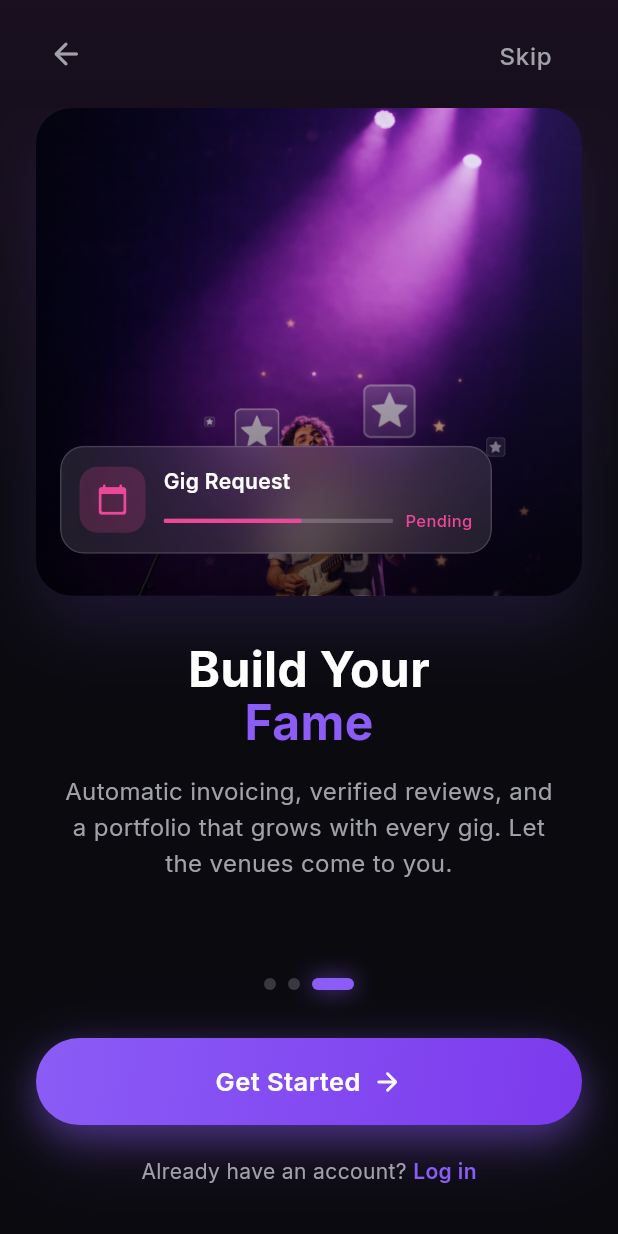
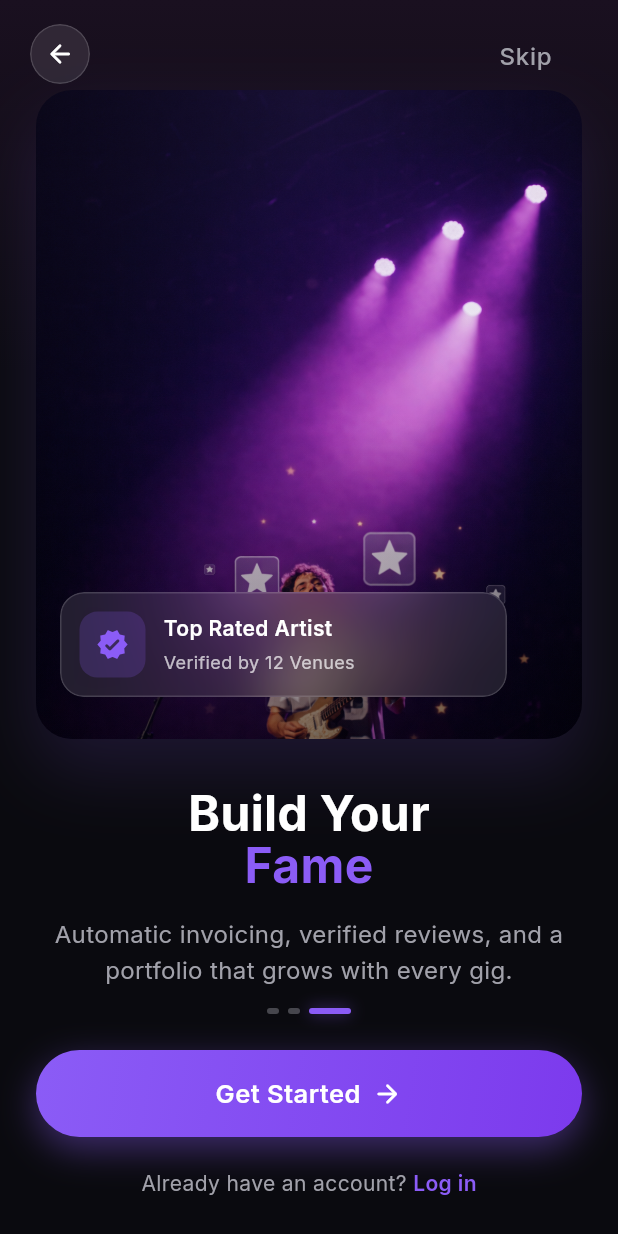
Before and after one commit to akashmahlaz/roxxie, a Flutter app: the screen it shows after launch, swiped to page 3, on a phone screen of 412 x 824 dp. Run offline on Flutter 3.47's test engine with Material 3 defaults, Android fonts, the phone set to English and light mode, and no system bars; our stand-ins replace google_fonts.

Commit message:
onboarding screens are fixed

```diff
--- a/lib/screens/onboarding_screen_v2.dart
+++ b/lib/screens/onboarding_screen_v2.dart
@@ -5,15 +5,11 @@ import 'role_selection_screen.dart';
 
 /// 🎠 PREMIUM ONBOARDING SCREEN V2
 ///
-/// Immersive carousel with full-bleed imagery and floating cards
+/// Immersive carousel with full-bleed imagery
 /// Inspired by world-class music apps
 ///
-/// Features:
-/// - Full-screen hero images with gradient overlays
-/// - Floating glassmorphic info cards
-/// - Split-color headlines
-/// - Animated page indicators with glow
-/// - Premium pill-shaped buttons
+/// Screen 1: Full-bleed hero with FAB navigation
+/// Screen 2-3: Card-based with floating info cards
 
 class OnboardingScreenV2 extends StatefulWidget {
   const OnboardingScreenV2({super.key});
@@ -27,17 +23,28 @@ class _OnboardingScreenV2State extends State<OnboardingScreenV2>
   final PageController _pageController = PageController();
   int _currentPage = 0;
 
-  late AnimationController _fadeController;
   late AnimationController _floatController;
   late Animation<double> _floatAnimation;
 
   final List<OnboardingPageData> _pages = [
+    // First screen - Full bleed, no floating card
     OnboardingPageData(
       imagePath: 'assets/images/onboarding/image1.png',
       titleWhite: 'Unleash',
       titleAccent: 'Your Sound',
       description:
           'Connect with the perfect venues and let the world hear you. No agents, just music.',
+      isFullBleed: true, // Full-bleed layout
+      floatingCard: null, // No floating card on first screen
+    ),
+    // Second screen - Card with floating info
+    OnboardingPageData(
+      imagePath: 'assets/images/onboarding/image2.png',
+      titleWhite: 'Match with',
+      titleAccent: 'Local Venues',
+      description:
+          'Stop cold-calling. Let Roxxie pair you with the best spots in town based on your genre and availability.',
+      isFullBleed: false,
       floatingCard: FloatingCardData(
         icon: Icons.location_on_rounded,
         title: 'The Blue Note Jazz Club',
@@ -45,43 +52,27 @@ class _OnboardingScreenV2State extends State<OnboardingScreenV2>
         showCheckmark: true,
       ),
     ),
+    // Third screen - Card with floating info
     OnboardingPageData(
-      imagePath: 'assets/images/onboarding/image2.png',
-      titleWhite: 'Match with',
-      titleAccent: 'Local Venues',
+      imagePath: 'assets/images/onboarding/image3.png',
+      titleWhite: 'Build Your',
+      titleAccent: 'Fame',
       description:
-          'Stop cold-calling. Let Roxxie pair you with the best spots in town based on your genre and availability.',
+          'Automatic invoicing, verified reviews, and a portfolio that grows with every gig.',
+      isFullBleed: false,
       floatingCard: FloatingCardData(
         icon: Icons.verified_rounded,
         iconColor: AppColors.electricViolet,
         title: 'Top Rated Artist',
         subtitle: 'Verified by 12 Venues',
       ),
-    ),
-    OnboardingPageData(
-      imagePath: 'assets/images/onboarding/image3.png',
-      titleWhite: 'Build Your',
-      titleAccent: 'Fame',
-      description:
-          'Automatic invoicing, verified reviews, and a portfolio that grows with every gig. Let the venues come to you.',
-      floatingCard: FloatingCardData(
-        icon: Icons.calendar_today_rounded,
-        iconColor: AppColors.neonMagenta,
-        title: 'Gig Request',
-        subtitle: 'The Jazz Corner • Pending',
-        showProgress: true,
-      ),
+      imageAlignment: Alignment.topCenter, // Fix person cutoff
     ),
   ];
 
   @override
   void initState() {
     super.initState();
-
-    _fadeController = AnimationController(
-      vsync: this,
-      duration: const Duration(milliseconds: 600),
-    )..forward();
 
     _floatController = AnimationController(
       vsync: this,
@@ -96,7 +87,6 @@ class _OnboardingScreenV2State extends State<OnboardingScreenV2>
   @override
   void dispose() {
     _pageController.dispose();
-    _fadeController.dispose();
     _floatController.dispose();
     super.dispose();
   }
@@ -142,35 +132,38 @@ class _OnboardingScreenV2State extends State<OnboardingScreenV2>
 
   @override
   Widget build(BuildContext context) {
-    final screenHeight = MediaQuery.of(context).size.height;
+    final isFirstPage = _currentPage == 0;
     final isLastPage = _currentPage == _pages.length - 1;
 
     return Scaffold(
       backgroundColor: AppColors.obsidian,
       body: Stack(
         children: [
-          // Background gradient
-          Container(
-            decoration: const BoxDecoration(
-              gradient: LinearGradient(
-                begin: Alignment.topCenter,
-                end: Alignment.bottomCenter,
-                colors: [
-                  Color(0xFF1A1020), // Dark purple tint
-                  AppColors.obsidian,
-                  AppColors.obsidian,
-                ],
-                stops: [0.0, 0.4, 1.0],
-              ),
-            ),
+          // PageView
+          PageView.builder(
+            controller: _pageController,
+            itemCount: _pages.length,
+            onPageChanged: (index) {
+              setState(() => _currentPage = index);
+            },
+            itemBuilder: (context, index) {
+              final page = _pages[index];
+              if (page.isFullBleed) {
+                return _buildFullBleedPage(page, index);
+              } else {
+                return _buildCardPage(page, index);
+              }
+            },
           ),
 
-          // Main content
-          SafeArea(
-            child: Column(
-              children: [
-                // Skip button row
-                Padding(
+          // Top navigation (Skip button) - only show on non-first pages
+          if (!isFirstPage)
+            Positioned(
+              top: 0,
+              left: 0,
+              right: 0,
+              child: SafeArea(
+                child: Padding(
                   padding: const EdgeInsets.symmetric(
                     horizontal: 20,
                     vertical: 12,
@@ -178,24 +171,15 @@ class _OnboardingScreenV2State extends State<OnboardingScreenV2>
                   child: Row(
                     mainAxisAlignment: MainAxisAlignment.spaceBetween,
                     children: [
-                      // Back button (visible after first page)
-                      AnimatedOpacity(
-                        opacity: _currentPage > 0 ? 1.0 : 0.0,
-                        duration: const Duration(milliseconds: 200),
-                        child: IconButton(
-                          onPressed: _currentPage > 0
-                              ? () {
+                      // Back button
+                      _buildGlassIconButton(
+                        icon: Icons.arrow_back_rounded,
+                        onPressed: () {
                           _pageController.previousPage(
                             duration: const Duration(milliseconds: 500),
                             curve: Curves.easeOutCubic,
                           );
-                                }
-                              : null,
-                          icon: const Icon(
-                            Icons.arrow_back_rounded,
-                            color: AppColors.textSecondary,
-                          ),
-                        ),
+                        },
                       ),
                       // Skip button
                       TextButton(
@@ -212,30 +196,164 @@ class _OnboardingScreenV2State extends State<OnboardingScreenV2>
                     ],
                   ),
                 ),
+              ),
+            ),
+        ],
+      ),
+    );
+  }
 
-                // PageView with hero images
-                Expanded(
-                  child: PageView.builder(
-                    controller: _pageController,
-                    itemCount: _pages.length,
-                    onPageChanged: (index) {
-                      setState(() => _currentPage = index);
+  // ═══════════════════════════════════════════════════════════════════════════
+  // 🌟 FULL-BLEED PAGE (First Screen)
+  // ═══════════════════════════════════════════════════════════════════════════
+
+  Widget _buildFullBleedPage(OnboardingPageData page, int index) {
+    return Stack(
+      fit: StackFit.expand,
+      children: [
+        // Full-screen background image
+        Image.asset(
+          page.imagePath,
+          fit: BoxFit.cover,
+          alignment: page.imageAlignment ?? Alignment.center,
+          errorBuilder: (context, error, stackTrace) {
+            return Container(
+              decoration: BoxDecoration(
+                gradient: LinearGradient(
+                  begin: Alignment.topCenter,
+                  end: Alignment.bottomCenter,
+                  colors: [
+                    AppColors.electricViolet.withOpacity(0.3),
+                    AppColors.obsidian,
+                  ],
+                ),
+              ),
+            );
           },
-                    itemBuilder: (context, index) {
-                      return _buildPage(_pages[index], index);
-                    },
+        ),
+
+        // Gradient overlay for text readability
+        Container(
+          decoration: BoxDecoration(
+            gradient: LinearGradient(
+              begin: Alignment.topCenter,
+              end: Alignment.bottomCenter,
+              colors: [
+                Colors.transparent,
+                Colors.transparent,
+                Colors.black.withOpacity(0.4),
+                Colors.black.withOpacity(0.85),
+                Colors.black.withOpacity(0.95),
+              ],
+              stops: const [0.0, 0.3, 0.5, 0.7, 1.0],
+            ),
           ),
         ),
 
-                // Bottom section with indicators and button
-                Padding(
-                  padding: const EdgeInsets.fromLTRB(24, 16, 24, 20),
+        // Content at bottom
+        SafeArea(
+          child: Padding(
+            padding: const EdgeInsets.fromLTRB(24, 20, 24, 32),
+            child: Column(
+              crossAxisAlignment: CrossAxisAlignment.start,
+              children: [
+                const Spacer(),
+
+                // Split-color title (left-aligned)
+                _buildSplitTitleLeftAligned(page.titleWhite, page.titleAccent),
+
+                const SizedBox(height: 16),
+
+                // Description (left-aligned)
+                Text(
+                  page.description,
+                  style: TextStyle(
+                    color: AppColors.textSecondary,
+                    fontSize: 16,
+                    height: 1.5,
+                    fontWeight: FontWeight.w400,
+                  ),
+                ),
+
+                const SizedBox(height: 32),
+
+                // Bottom row: Page indicators + FAB
+                Row(
+                  mainAxisAlignment: MainAxisAlignment.spaceBetween,
+                  crossAxisAlignment: CrossAxisAlignment.center,
+                  children: [
+                    // Page indicators (left)
+                    _buildPageIndicators(),
+
+                    // Glassmorphic FAB (right)
+                    _buildGlassFAB(onPressed: _nextPage),
+                  ],
+                ),
+              ],
+            ),
+          ),
+        ),
+      ],
+    );
+  }
+
+  // ═══════════════════════════════════════════════════════════════════════════
+  // 🎴 CARD-BASED PAGE (Screen 2 & 3)
+  // ═══════════════════════════════════════════════════════════════════════════
+
+  Widget _buildCardPage(OnboardingPageData page, int index) {
+    final isLastPage = index == _pages.length - 1;
+
+    return Container(
+      decoration: const BoxDecoration(
+        gradient: LinearGradient(
+          begin: Alignment.topCenter,
+          end: Alignment.bottomCenter,
+          colors: [Color(0xFF1A1020), AppColors.obsidian, AppColors.obsidian],
+          stops: [0.0, 0.3, 1.0],
+        ),
+      ),
+      child: SafeArea(
+        child: Padding(
+          padding: const EdgeInsets.fromLTRB(24, 60, 24, 24),
           child: Column(
             children: [
-                      // Page indicators
+              // Hero image card
+              Expanded(flex: 55, child: _buildHeroImageCard(page, index)),
+
+              const SizedBox(height: 32),
+
+              // Text content (centered)
+              Expanded(
+                flex: 35,
+                child: Column(
+                  children: [
+                    // Split-color title
+                    _buildSplitTitle(page.titleWhite, page.titleAccent),
+
+                    const SizedBox(height: 16),
+
+                    // Description
+                    Padding(
+                      padding: const EdgeInsets.symmetric(horizontal: 8),
+                      child: Text(
+                        page.description,
+                        textAlign: TextAlign.center,
+                        style: TextStyle(
+                          color: AppColors.textSecondary,
+                          fontSize: 16,
+                          height: 1.5,
+                          fontWeight: FontWeight.w400,
+                        ),
+                      ),
+                    ),
+
+                    const Spacer(),
+
+                    // Page indicators (centered)
                     _buildPageIndicators(),
 
-                      const SizedBox(height: 32),
+                    const SizedBox(height: 24),
 
                     // CTA Button
                     _buildPremiumButton(
@@ -272,57 +390,12 @@ class _OnboardingScreenV2State extends State<OnboardingScreenV2>
                         ],
                       ),
                     ],
-
-                      const SizedBox(height: 12),
                   ],
                 ),
               ),
             ],
           ),
         ),
-        ],
-      ),
-    );
-  }
-
-  Widget _buildPage(OnboardingPageData page, int index) {
-    return Padding(
-      padding: const EdgeInsets.symmetric(horizontal: 24),
-      child: Column(
-        children: [
-          // Hero image container
-          Expanded(flex: 55, child: _buildHeroImageCard(page, index)),
-
-          const SizedBox(height: 32),
-
-          // Text content
-          Expanded(
-            flex: 35,
-            child: Column(
-              children: [
-                // Split-color title
-                _buildSplitTitle(page.titleWhite, page.titleAccent),
-
-                const SizedBox(height: 16),
-
-                // Description
-                Padding(
-                  padding: const EdgeInsets.symmetric(horizontal: 16),
-                  child: Text(
-                    page.description,
-                    textAlign: TextAlign.center,
-                    style: TextStyle(
-                      color: AppColors.textSecondary,
-                      fontSize: 16,
-                      height: 1.5,
-                      fontWeight: FontWeight.w400,
-                    ),
-                  ),
-                ),
-              ],
-            ),
-          ),
-        ],
       ),
     );
   }
@@ -349,10 +422,36 @@ class _OnboardingScreenV2State extends State<OnboardingScreenV2>
             child: Stack(
               fit: StackFit.expand,
               children: [
-                // Image with fallback
-                _buildImageWithFallback(page.imagePath),
+                // Image
+                Image.asset(
+                  page.imagePath,
+                  fit: BoxFit.cover,
+                  alignment: page.imageAlignment ?? Alignment.center,
+                  errorBuilder: (context, error, stackTrace) {
+                    return Container(
+                      decoration: BoxDecoration(
+                        gradient: LinearGradient(
+                          begin: Alignment.topLeft,
+                          end: Alignment.bottomRight,
+                          colors: [
+                            AppColors.electricViolet.withOpacity(0.4),
+                            AppColors.neonMagenta.withOpacity(0.3),
+                            AppColors.obsidian,
+                          ],
+                        ),
+                      ),
+                      child: Center(
+                        child: Icon(
+                          Icons.music_note_rounded,
+                          size: 80,
+                          color: AppColors.textSecondary.withOpacity(0.5),
+                        ),
+                      ),
+                    );
+                  },
+                ),
 
-                // Gradient overlay for text readability
+                // Gradient overlay
                 Container(
                   decoration: BoxDecoration(
                     gradient: LinearGradient(
@@ -360,22 +459,21 @@ class _OnboardingScreenV2State extends State<OnboardingScreenV2>
                       end: Alignment.bottomCenter,
                       colors: [
                         Colors.transparent,
-                        Colors.black.withOpacity(0.3),
-                        Colors.black.withOpacity(0.6),
+                        Colors.black.withOpacity(0.4),
                       ],
-                      stops: const [0.4, 0.7, 1.0],
+                      stops: const [0.5, 1.0],
                     ),
                   ),
                 ),
 
-                // Subtle purple tint overlay
+                // Purple tint
                 Container(
                   decoration: BoxDecoration(
                     gradient: RadialGradient(
-                      center: Alignment.topRight,
+                      center: Alignment.topCenter,
                       radius: 1.5,
                       colors: [
-                        AppColors.electricViolet.withOpacity(0.2),
+                        AppColors.electricViolet.withOpacity(0.15),
                         Colors.transparent,
                       ],
                     ),
@@ -391,7 +489,7 @@ class _OnboardingScreenV2State extends State<OnboardingScreenV2>
           Positioned(
             left: 16,
             bottom: 20,
-            right: 60,
+            right: 50,
             child: AnimatedBuilder(
               animation: _floatAnimation,
               builder: (context, child) {
@@ -406,48 +504,9 @@ class _OnboardingScreenV2State extends State<OnboardingScreenV2>
     );
   }
 
-  Widget _buildImageWithFallback(String imagePath) {
-    return Image.asset(
-      imagePath,
-      fit: BoxFit.cover,
-      errorBuilder: (context, error, stackTrace) {
-        // Fallback gradient with icon when image not found
-        return Container(
-          decoration: BoxDecoration(
-            gradient: LinearGradient(
-              begin: Alignment.topLeft,
-              end: Alignment.bottomRight,
-              colors: [
-                AppColors.electricViolet.withOpacity(0.4),
-                AppColors.neonMagenta.withOpacity(0.3),
-                AppColors.obsidian,
-              ],
-            ),
-          ),
-          child: Center(
-            child: Column(
-              mainAxisAlignment: MainAxisAlignment.center,
-              children: [
-                Icon(
-                  Icons.music_note_rounded,
-                  size: 80,
-                  color: AppColors.textSecondary.withOpacity(0.5),
-                ),
-                const SizedBox(height: 16),
-                Text(
-                  'Add your image',
-                  style: TextStyle(
-                    color: AppColors.textSecondary.withOpacity(0.7),
-                    fontSize: 14,
-                  ),
-                ),
-              ],
-            ),
-          ),
-        );
-      },
-    );
-  }
+  // ═══════════════════════════════════════════════════════════════════════════
+  // 🧩 REUSABLE COMPONENTS
+  // ═══════════════════════════════════════════════════════════════════════════
 
   Widget _buildFloatingInfoCard(FloatingCardData data) {
     return ClipRRect(
@@ -496,35 +555,6 @@ class _OnboardingScreenV2State extends State<OnboardingScreenV2>
                       ),
                     ),
                     const SizedBox(height: 2),
-                    if (data.showProgress) ...[
-                      const SizedBox(height: 4),
-                      Row(
-                        children: [
-                          Expanded(
-                            child: ClipRRect(
-                              borderRadius: BorderRadius.circular(2),
-                              child: LinearProgressIndicator(
-                                value: 0.6,
-                                backgroundColor: Colors.white.withOpacity(0.2),
-                                valueColor: AlwaysStoppedAnimation<Color>(
-                                  AppColors.neonMagenta,
-                                ),
-                                minHeight: 3,
-                              ),
-                            ),
-                          ),
-                          const SizedBox(width: 8),
-                          Text(
-                            'Pending',
-                            style: TextStyle(
-                              color: AppColors.neonMagenta,
-                              fontSize: 11,
-                              fontWeight: FontWeight.w500,
-                            ),
-                          ),
-                        ],
-                      ),
-                    ] else
                     Text(
                       data.subtitle,
                       style: TextStyle(
@@ -583,34 +613,121 @@ class _OnboardingScreenV2State extends State<OnboardingScreenV2>
     );
   }
 
+  Widget _buildSplitTitleLeftAligned(String white, String accent) {
+    return Column(
+      crossAxisAlignment: CrossAxisAlignment.start,
+      children: [
+        Text(
+          white,
+          style: const TextStyle(
+            color: Colors.white,
+            fontSize: 42,
+            fontWeight: FontWeight.w800,
+            fontStyle: FontStyle.italic,
+            height: 1.0,
+          ),
+        ),
+        Text(
+          accent,
+          style: TextStyle(
+            color: AppColors.electricViolet,
+            fontSize: 42,
+            fontWeight: FontWeight.w800,
+            fontStyle: FontStyle.italic,
+            height: 1.0,
+          ),
+        ),
+      ],
+    );
+  }
+
   Widget _buildPageIndicators() {
     return Row(
-      mainAxisAlignment: MainAxisAlignment.center,
+      mainAxisSize: MainAxisSize.min,
       children: List.generate(_pages.length, (index) {
         final isActive = index == _currentPage;
         return AnimatedContainer(
           duration: const Duration(milliseconds: 300),
           curve: Curves.easeOutCubic,
-          margin: const EdgeInsets.symmetric(horizontal: 4),
+          margin: const EdgeInsets.symmetric(horizontal: 3),
           width: isActive ? 28 : 8,
-          height: 8,
+          height: 4,
           decoration: BoxDecoration(
-            borderRadius: BorderRadius.circular(4),
+            borderRadius: BorderRadius.circular(2),
             color: isActive
                 ? AppColors.electricViolet
-                : AppColors.textSecondary.withOpacity(0.3),
+                : AppColors.textSecondary.withOpacity(0.4),
             boxShadow: isActive
                 ? [
                     BoxShadow(
                       color: AppColors.electricViolet.withOpacity(0.5),
-                      blurRadius: 12,
-                      spreadRadius: 1,
+                      blurRadius: 8,
                     ),
                   ]
                 : null,
           ),
         );
       }),
+    );
+  }
+
+  Widget _buildGlassFAB({required VoidCallback onPressed}) {
+    return GestureDetector(
+      onTap: onPressed,
+      child: ClipRRect(
+        borderRadius: BorderRadius.circular(32),
+        child: BackdropFilter(
+          filter: ImageFilter.blur(sigmaX: 15, sigmaY: 15),
+          child: Container(
+            width: 64,
+            height: 64,
+            decoration: BoxDecoration(
+              shape: BoxShape.circle,
+              color: AppColors.electricViolet,
+              boxShadow: [
+                BoxShadow(
+                  color: AppColors.electricViolet.withOpacity(0.4),
+                  blurRadius: 20,
+                  offset: const Offset(0, 8),
+                ),
+              ],
+            ),
+            child: const Icon(
+              Icons.arrow_forward_rounded,
+              color: Colors.white,
+              size: 28,
+            ),
+          ),
+        ),
+      ),
+    );
+  }
+
+  Widget _buildGlassIconButton({
+    required IconData icon,
+    required VoidCallback onPressed,
+  }) {
+    return GestureDetector(
+      onTap: onPressed,
+      child: ClipRRect(
+        borderRadius: BorderRadius.circular(20),
+        child: BackdropFilter(
+          filter: ImageFilter.blur(sigmaX: 10, sigmaY: 10),
+          child: Container(
+            width: 40,
+            height: 40,
+            decoration: BoxDecoration(
+              shape: BoxShape.circle,
+              color: Colors.white.withOpacity(0.1),
+              border: Border.all(
+                color: Colors.white.withOpacity(0.15),
+                width: 1,
+              ),
+            ),
+            child: Icon(icon, color: Colors.white, size: 20),
+          ),
+        ),
+      ),
     );
   }
 
@@ -629,17 +746,12 @@ class _OnboardingScreenV2State extends State<OnboardingScreenV2>
             end: Alignment.bottomRight,
             colors: [AppColors.electricViolet, AppColors.deepViolet],
           ),
-          borderRadius: BorderRadius.circular(29), // Pill shape
+          borderRadius: BorderRadius.circular(29),
           boxShadow: [
             BoxShadow(
               color: AppColors.electricViolet.withOpacity(0.4),
               blurRadius: 20,
               offset: const Offset(0, 8),
-            ),
-            BoxShadow(
-              color: AppColors.electricViolet.withOpacity(0.2),
-              blurRadius: 40,
-              offset: const Offset(0, 16),
             ),
           ],
         ),
@@ -677,14 +789,18 @@ class OnboardingPageData {
   final String titleWhite;
   final String titleAccent;
   final String description;
+  final bool isFullBleed;
   final FloatingCardData? floatingCard;
+  final Alignment? imageAlignment;
 
   OnboardingPageData({
     required this.imagePath,
     required this.titleWhite,
     required this.titleAccent,
     required this.description,
+    this.isFullBleed = false,
     this.floatingCard,
+    this.imageAlignment,
   });
 }
 
```
Lines whose indentation alone changed are shown as unchanged.
